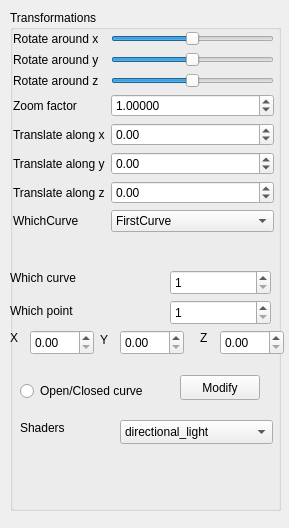
First picture: the form in QtFramework/GUI/SideWidget.ui, repository kjozsef84/Grafika, before the edit.
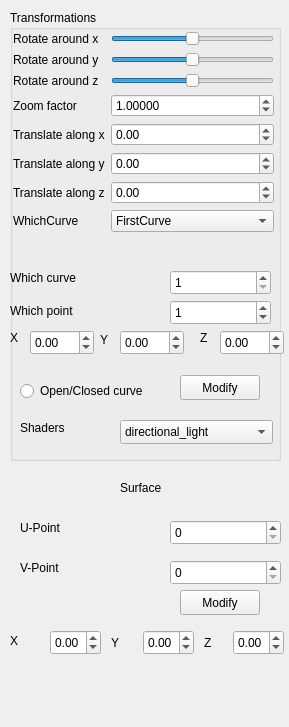
Second picture: the form after the edit.

The edit to the form file:
```diff
--- a/QtFramework/GUI/SideWidget.ui
+++ b/QtFramework/GUI/SideWidget.ui
@@ -7,7 +7,7 @@
     <x>0</x>
     <y>0</y>
     <width>289</width>
-    <height>528</height>
+    <height>727</height>
    </rect>
   </property>
   <property name="sizePolicy">
@@ -31,7 +31,7 @@
      <x>10</x>
      <y>10</y>
      <width>271</width>
-     <height>501</height>
+     <height>451</height>
     </rect>
    </property>
    <property name="title">
@@ -418,6 +418,12 @@
      <height>25</height>
     </rect>
    </property>
+   <property name="minimum">
+    <double>-100.000000000000000</double>
+   </property>
+   <property name="singleStep">
+    <double>0.100000000000000</double>
+   </property>
   </widget>
   <widget class="QDoubleSpinBox" name="yDoubleSpinBox">
    <property name="geometry">
@@ -428,6 +434,12 @@
      <height>25</height>
     </rect>
    </property>
+   <property name="minimum">
+    <double>-100.000000000000000</double>
+   </property>
+   <property name="singleStep">
+    <double>0.100000000000000</double>
+   </property>
   </widget>
   <widget class="QDoubleSpinBox" name="zDoubleSpinBox">
    <property name="geometry">
@@ -438,6 +450,12 @@
      <height>25</height>
     </rect>
    </property>
+   <property name="minimum">
+    <double>-100.000000000000000</double>
+   </property>
+   <property name="singleStep">
+    <double>0.100000000000000</double>
+   </property>
   </widget>
   <widget class="QSpinBox" name="pointSpinBox">
    <property name="geometry">
@@ -449,15 +467,174 @@
     </rect>
    </property>
    <property name="minimum">
-    <number>1</number>
+    <number>0</number>
    </property>
    <property name="maximum">
-    <number>4</number>
+    <number>100</number>
    </property>
    <property name="value">
     <number>1</number>
    </property>
   </widget>
+  <widget class="QLabel" name="label_15">
+   <property name="geometry">
+    <rect>
+     <x>120</x>
+     <y>480</y>
+     <width>51</width>
+     <height>16</height>
+    </rect>
+   </property>
+   <property name="text">
+    <string>Surface</string>
+   </property>
+  </widget>
+  <widget class="QLabel" name="label_16">
+   <property name="geometry">
+    <rect>
+     <x>20</x>
+     <y>520</y>
+     <width>55</width>
+     <height>16</height>
+    </rect>
+   </property>
+   <property name="text">
+    <string>U-Point</string>
+   </property>
+  </widget>
+  <widget class="QLabel" name="label_17">
+   <property name="geometry">
+    <rect>
+     <x>20</x>
+     <y>560</y>
+     <width>55</width>
+     <height>16</height>
+    </rect>
+   </property>
+   <property name="text">
+    <string>V-Point</string>
+   </property>
+  </widget>
+  <widget class="QPushButton" name="surfaceModifyButton">
+   <property name="geometry">
+    <rect>
+     <x>180</x>
+     <y>590</y>
+     <width>80</width>
+     <height>25</height>
+    </rect>
+   </property>
+   <property name="text">
+    <string>Modify</string>
+   </property>
+  </widget>
+  <widget class="QSpinBox" name="UspinBox">
+   <property name="geometry">
+    <rect>
+     <x>170</x>
+     <y>520</y>
+     <width>111</width>
+     <height>25</height>
+    </rect>
+   </property>
+  </widget>
+  <widget class="QSpinBox" name="VspinBox">
+   <property name="geometry">
+    <rect>
+     <x>170</x>
+     <y>560</y>
+     <width>111</width>
+     <height>25</height>
+    </rect>
+   </property>
+  </widget>
+  <widget class="QLabel" name="label_18">
+   <property name="geometry">
+    <rect>
+     <x>10</x>
+     <y>633</y>
+     <width>21</width>
+     <height>16</height>
+    </rect>
+   </property>
+   <property name="text">
+    <string>X</string>
+   </property>
+  </widget>
+  <widget class="QLabel" name="label_21">
+   <property name="geometry">
+    <rect>
+     <x>111</x>
+     <y>635</y>
+     <width>21</width>
+     <height>16</height>
+    </rect>
+   </property>
+   <property name="text">
+    <string>Y</string>
+   </property>
+  </widget>
+  <widget class="QLabel" name="label_22">
+   <property name="geometry">
+    <rect>
+     <x>204</x>
+     <y>635</y>
+     <width>21</width>
+     <height>16</height>
+    </rect>
+   </property>
+   <property name="text">
+    <string>Z</string>
+   </property>
+  </widget>
+  <widget class="QDoubleSpinBox" name="patchXSpinBox">
+   <property name="geometry">
+    <rect>
+     <x>50</x>
+     <y>630</y>
+     <width>51</width>
+     <height>25</height>
+    </rect>
+   </property>
+   <property name="minimum">
+    <double>-100.000000000000000</double>
+   </property>
+   <property name="singleStep">
+    <double>0.100000000000000</double>
+   </property>
+  </widget>
+  <widget class="QDoubleSpinBox" name="patchYSpinBox">
+   <property name="geometry">
+    <rect>
+     <x>143</x>
+     <y>630</y>
+     <width>51</width>
+     <height>25</height>
+    </rect>
+   </property>
+   <property name="minimum">
+    <double>-100.000000000000000</double>
+   </property>
+   <property name="singleStep">
+    <double>0.100000000000000</double>
+   </property>
+  </widget>
+  <widget class="QDoubleSpinBox" name="patchZSpinBox">
+   <property name="geometry">
+    <rect>
+     <x>233</x>
+     <y>630</y>
+     <width>51</width>
+     <height>25</height>
+    </rect>
+   </property>
+   <property name="minimum">
+    <double>-100.000000000000000</double>
+   </property>
+   <property name="singleStep">
+    <double>0.100000000000000</double>
+   </property>
+  </widget>
  </widget>
  <resources/>
  <connections/>
```
